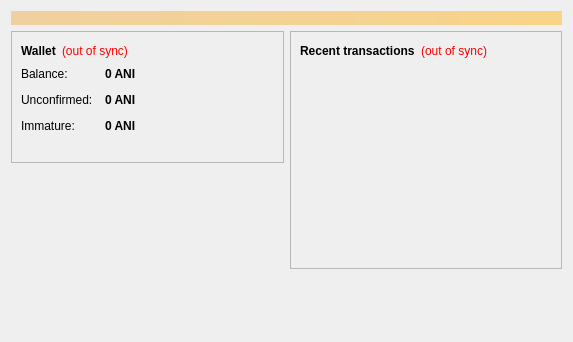
This is src/qt/forms/overviewpage.ui in Animecointeam/Animecoin as Qt 5 draws it before an edit. The edited form follows.
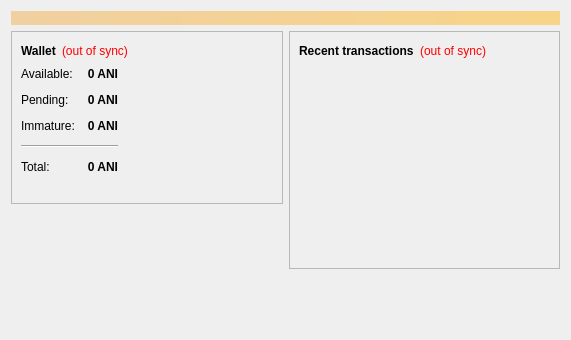
This is the edited form. Icons and pictures are not drawn.

The edit to the form file:
```diff
--- a/src/qt/forms/overviewpage.ui
+++ b/src/qt/forms/overviewpage.ui
@@ -6,8 +6,8 @@
    <rect>
     <x>0</x>
     <y>0</y>
-    <width>573</width>
-    <height>342</height>
+    <width>571</width>
+    <height>340</height>
    </rect>
   </property>
   <property name="windowTitle">
@@ -90,6 +90,8 @@
            </layout>
           </item>
           <item>
+           <layout class="QHBoxLayout" name="horizontalLayout_3">
+            <item>
            <layout class="QFormLayout" name="formLayout_2">
             <property name="fieldGrowthPolicy">
              <enum>QFormLayout::AllNonFixedFieldsGrow</enum>
@@ -103,7 +105,7 @@
             <item row="0" column="0">
              <widget class="QLabel" name="label">
               <property name="text">
-               <string>Balance:</string>
+                 <string>Available:</string>
               </property>
              </widget>
             </item>
@@ -124,6 +126,9 @@
               <property name="text">
                <string notr="true">0 ANI</string>
               </property>
+                <property name="alignment">
+                 <set>Qt::AlignRight|Qt::AlignTrailing|Qt::AlignVCenter</set>
+                </property>
               <property name="textInteractionFlags">
                <set>Qt::LinksAccessibleByMouse|Qt::TextSelectableByKeyboard|Qt::TextSelectableByMouse</set>
               </property>
@@ -132,7 +137,7 @@
             <item row="1" column="0">
              <widget class="QLabel" name="label_3">
               <property name="text">
-               <string>Unconfirmed:</string>
+                 <string>Pending:</string>
               </property>
              </widget>
             </item>
@@ -153,6 +158,9 @@
               <property name="text">
                <string notr="true">0 ANI</string>
               </property>
+                <property name="alignment">
+                 <set>Qt::AlignRight|Qt::AlignTrailing|Qt::AlignVCenter</set>
+                </property>
               <property name="textInteractionFlags">
                <set>Qt::LinksAccessibleByMouse|Qt::TextSelectableByKeyboard|Qt::TextSelectableByMouse</set>
               </property>
@@ -179,10 +187,67 @@
               <property name="text">
                <string notr="true">0 ANI</string>
               </property>
+                <property name="alignment">
+                 <set>Qt::AlignRight|Qt::AlignTrailing|Qt::AlignVCenter</set>
+                </property>
               <property name="textInteractionFlags">
                <set>Qt::LinksAccessibleByMouse|Qt::TextSelectableByKeyboard|Qt::TextSelectableByMouse</set>
               </property>
              </widget>
+              </item>
+              <item row="4" column="0">
+               <widget class="QLabel" name="labelTotalText">
+                <property name="text">
+                 <string>Total:</string>
+                </property>
+               </widget>
+              </item>
+              <item row="4" column="1">
+               <widget class="QLabel" name="labelTotal">
+                <property name="font">
+                 <font>
+                  <weight>75</weight>
+                  <bold>true</bold>
+                 </font>
+                </property>
+                <property name="cursor">
+                 <cursorShape>IBeamCursor</cursorShape>
+                </property>
+                <property name="toolTip">
+                 <string>Your current total balance</string>
+                </property>
+                <property name="text">
+                 <string notr="true">0 ANI</string>
+                </property>
+                <property name="alignment">
+                 <set>Qt::AlignRight|Qt::AlignTrailing|Qt::AlignVCenter</set>
+                </property>
+                <property name="textInteractionFlags">
+                 <set>Qt::LinksAccessibleByMouse|Qt::TextSelectableByKeyboard|Qt::TextSelectableByMouse</set>
+                </property>
+               </widget>
+              </item>
+              <item row="3" column="0" colspan="2">
+               <widget class="Line" name="line">
+                <property name="orientation">
+                 <enum>Qt::Horizontal</enum>
+                </property>
+               </widget>
+              </item>
+             </layout>
+            </item>
+            <item>
+             <spacer name="horizontalSpacer_3">
+              <property name="orientation">
+               <enum>Qt::Horizontal</enum>
+              </property>
+              <property name="sizeHint" stdset="0">
+               <size>
+                <width>40</width>
+                <height>20</height>
+               </size>
+              </property>
+             </spacer>
             </item>
            </layout>
           </item>
```
Left out of the diff: 15 changed lines with no effect on the pictures. Lines whose indentation alone changed are shown as unchanged.
